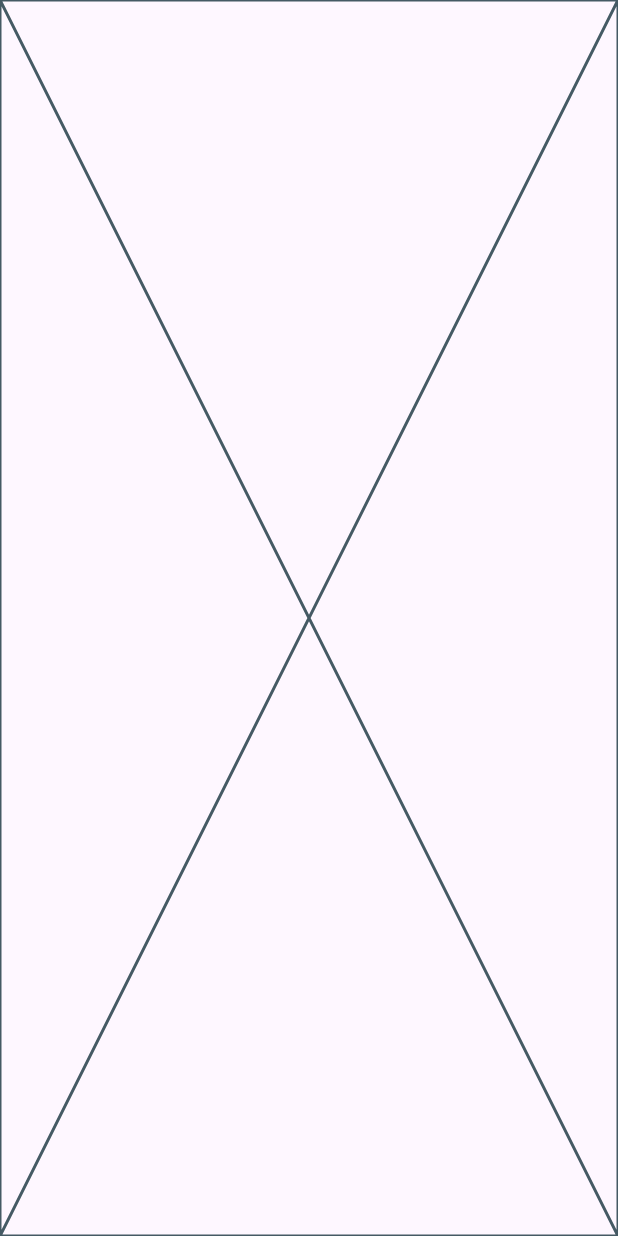
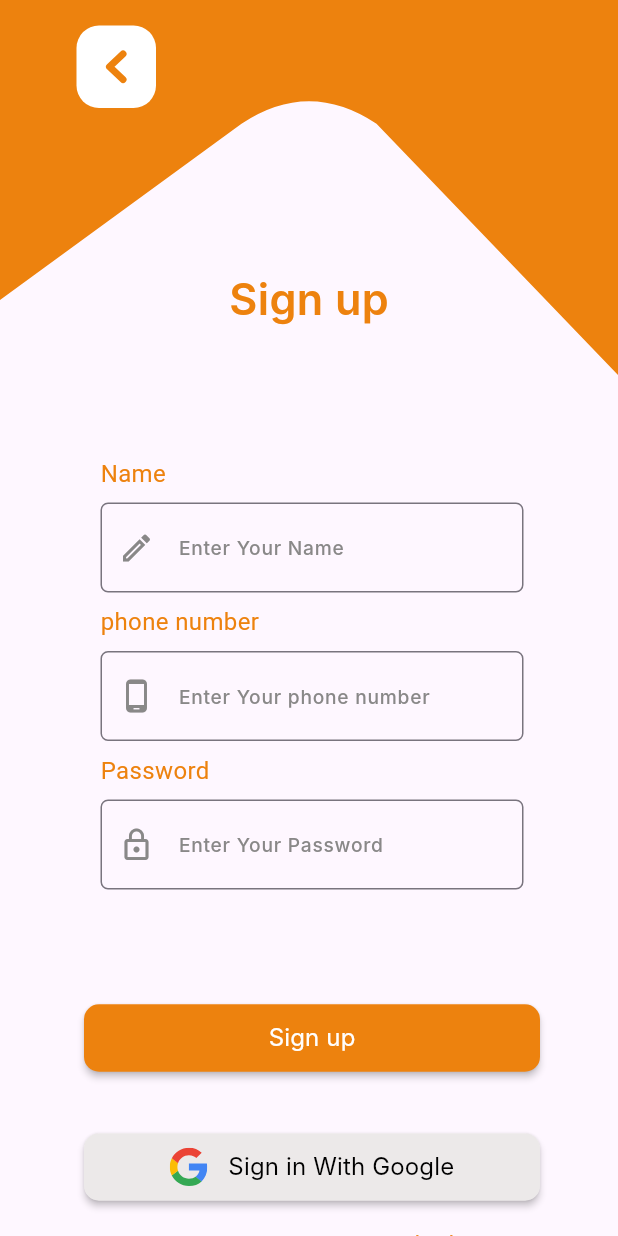
Before and after one commit to Nadersaye/driver, a Flutter app: the SignUpView screen opened by its route, on a phone screen of 412 x 824 dp. Run offline on Flutter 3.47's test engine with Material 3 defaults, Android fonts, the phone set to English and light mode, and no system bars; our stand-ins replace flutter_svg, gap, go_router; Roboto replaces fonts that are missing (Archivo Black, Inter).

Commit message:
Refactor sign up view body widget

```diff
--- a/lib/features/Auth/presentation/views/widgets/sign_up widgets/sign_up_view_body.dart
+++ b/lib/features/Auth/presentation/views/widgets/sign_up widgets/sign_up_view_body.dart
@@ -1,10 +1,43 @@
+import 'package:driver/core/utils/app_routes.dart';
 import 'package:flutter/material.dart';
+import 'package:gap/gap.dart';
+import '../custom_another_option_row.dart';
+import '../custom_google_sign_in_button.dart';
+import 'custom_sign_up_appbar.dart';
+import 'custom_sign_up_form.dart';
 
 class SignUpViewBody extends StatelessWidget {
   const SignUpViewBody({super.key});
 
   @override
   Widget build(BuildContext context) {
-    return const Placeholder();
+    return SingleChildScrollView(
+      child: Column(children: [
+        const CustomSignUpAppbar(),
+        const SizedBox(height: 54),
+        Padding(
+          padding: const EdgeInsets.fromLTRB(56, 0, 52, 29),
+          child: Column(
+            mainAxisSize: MainAxisSize.min,
+            children: [
+              const CustomSignUpForm(),
+              const Gap(38),
+              CustomGoogleSignInButton(
+                buttonText: 'Sign in With Google',
+                onPressed: () {},
+              ),
+              const Gap(19),
+              CustomAnotherOptionRow(
+                messageText: 'already have an account? ',
+                actionText: 'Sign in',
+                onTap: () {
+                  AppRoutes.router.push(AppRoutes.signInView);
+                },
+              ),
+            ],
+          ),
+        ),
+      ]),
+    );
   }
 }
```
